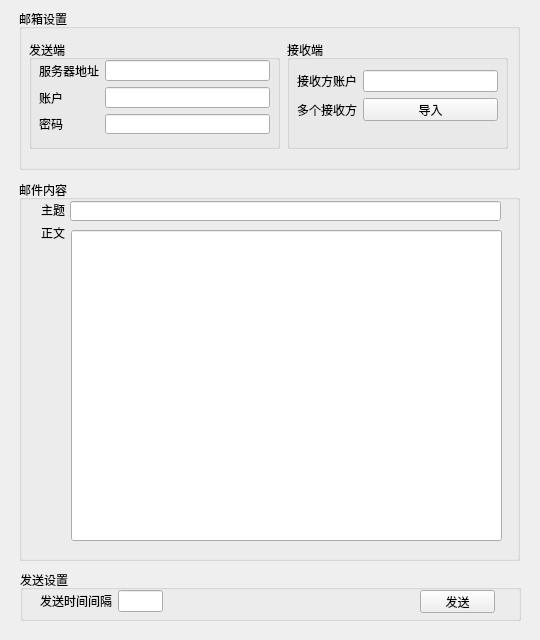
lifzcn/MailTool, file interface.ui: the form before one commit.
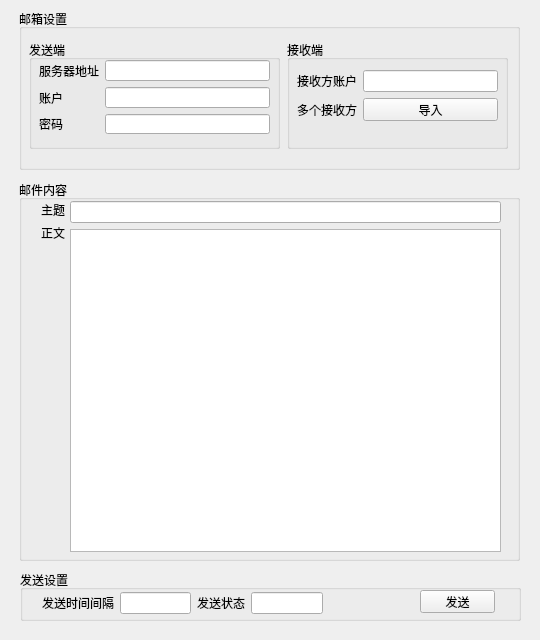
The form after the commit.

What changed in the file:
```diff
--- a/interface.ui
+++ b/interface.ui
@@ -171,16 +171,6 @@
      <string>主题</string>
     </property>
    </widget>
-   <widget class="QLineEdit" name="lineEdit_5">
-    <property name="geometry">
-     <rect>
-      <x>51</x>
-      <y>21</y>
-      <width>431</width>
-      <height>20</height>
-     </rect>
-    </property>
-   </widget>
    <widget class="QLabel" name="label_7">
     <property name="geometry">
      <rect>
@@ -194,15 +184,23 @@
      <string>正文</string>
     </property>
    </widget>
-   <widget class="QLineEdit" name="lineEdit_6">
+   <widget class="QWidget" name="">
     <property name="geometry">
      <rect>
-      <x>52</x>
-      <y>50</y>
+      <x>51</x>
+      <y>21</y>
       <width>431</width>
-      <height>311</height>
+      <height>351</height>
      </rect>
     </property>
+    <layout class="QGridLayout" name="gridLayout_5">
+     <item row="0" column="0">
+      <widget class="QLineEdit" name="lineEdit_5"/>
+     </item>
+     <item row="1" column="0">
+      <widget class="QPlainTextEdit" name="plainTextEdit"/>
+     </item>
+    </layout>
    </widget>
   </widget>
   <widget class="QGroupBox" name="groupBox_5">
@@ -230,16 +228,16 @@
      <string>发送</string>
     </property>
    </widget>
-   <widget class="QWidget" name="layoutWidget">
+   <widget class="QWidget" name="">
     <property name="geometry">
      <rect>
-      <x>20</x>
-      <y>20</y>
-      <width>123</width>
+      <x>22</x>
+      <y>22</y>
+      <width>281</width>
       <height>22</height>
      </rect>
     </property>
-    <layout class="QGridLayout" name="gridLayout_4">
+    <layout class="QGridLayout" name="gridLayout">
      <item row="0" column="0">
       <widget class="QLabel" name="label_8">
        <property name="text">
@@ -248,6 +246,16 @@
       </widget>
      </item>
      <item row="0" column="1">
+      <widget class="QLineEdit" name="lineEdit_6"/>
+     </item>
+     <item row="0" column="2">
+      <widget class="QLabel" name="label_9">
+       <property name="text">
+        <string>发送状态</string>
+       </property>
+      </widget>
+     </item>
+     <item row="0" column="3">
       <widget class="QLineEdit" name="lineEdit_7"/>
      </item>
     </layout>
```
